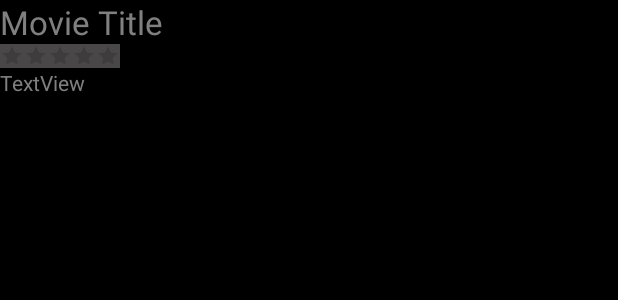
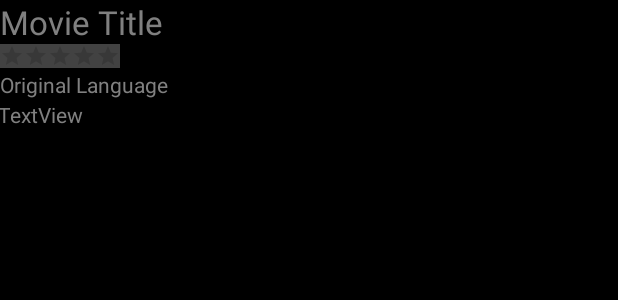
Before and after one commit to SasheO/FlixsterAndroidApp, an Android app: the layout activity_movie_details.xml on its own in the app's theme, with its tools: preview values and no code run, on a phone screen of 412 x 824 dp. Shown: the top 300 px of the screen. Run offline under Robolectric (Android 15) with nearby library versions, the phone set to English and light mode, and no system bars; Roboto replaces fonts that are not available here.

Commit message:
Hid API_key in secret.xml file

```diff
--- a/app/src/main/java/com/example/flixster/MainActivity.java
+++ b/app/src/main/java/com/example/flixster/MainActivity.java
@@ -22,7 +22,7 @@ import okhttp3.Headers;
 
 public class MainActivity extends AppCompatActivity {
 
-    public static final String NOW_PLAYING = "https://api.themoviedb.org/3/movie/now_playing?api_key=a07e22bc18f5cb106bfe4cc1f83ad8ed";
+    public static final String NOW_PLAYING = "https://api.themoviedb.org/3/movie/now_playing?api_key=";
     public static final String TAG = "MainActivity";
     List<Movie> movies;
 
@@ -44,7 +44,7 @@ public class MainActivity extends AppCompatActivity {
         rvMovies.setLayoutManager(new LinearLayoutManager(this ));
 
         AsyncHttpClient client = new AsyncHttpClient();
-        client.get(NOW_PLAYING, new JsonHttpResponseHandler() {
+        client.get(NOW_PLAYING + getString(R.string.API_KEY), new JsonHttpResponseHandler() {
             @Override
             public void onSuccess(int statusCode, Headers headers, JSON json) {
                  Log.d(TAG, "onSuccess");
--- a/app/src/main/java/com/example/flixster/MovieDetailsActivity.java
+++ b/app/src/main/java/com/example/flixster/MovieDetailsActivity.java
@@ -18,6 +18,7 @@ public class MovieDetailsActivity extends AppCompatActivity {
     TextView tvTitle;
     TextView tvOverview;
     RatingBar rbVoteAverage;
+    TextView tvOriginalLanguage;
 
     @Override
     protected void onCreate(Bundle savedInstanceState) {
@@ -31,6 +32,7 @@ public class MovieDetailsActivity extends AppCompatActivity {
         tvTitle = (TextView) findViewById(R.id.tvTitle);
         tvOverview = (TextView) findViewById(R.id.tvOverview);
         rbVoteAverage = (RatingBar) findViewById(R.id.rbVoteAverage);
+        tvOriginalLanguage = (TextView) findViewById(R.id.tvOriginalLanguage);
 
         // unwrap the parcel
         movie = (Movie) Parcels.unwrap(getIntent().getParcelableExtra(Movie.class.getSimpleName()));
@@ -39,6 +41,7 @@ public class MovieDetailsActivity extends AppCompatActivity {
         // set the title and overview
         tvTitle.setText(movie.getTitle());
         tvOverview.setText(movie.getOverview());
+        tvOriginalLanguage.setText(movie.getOriginalLanguage());
 
         // vote average is 0..10, convert to 0..5 by dividing by 2
         float voteAverage = movie.getVoteAverage().floatValue();
--- a/app/src/main/res/layout/activity_movie_details.xml
+++ b/app/src/main/res/layout/activity_movie_details.xml
@@ -30,6 +30,11 @@
         android:layout_alignParentLeft="true"
         android:layout_alignParentEnd="true"
         android:layout_alignParentRight="true"
+        android:layout_marginStart="-1dp"
+        android:layout_marginLeft="-1dp"
+        android:layout_marginTop="21dp"
+        android:layout_marginEnd="1dp"
+        android:layout_marginRight="1dp"
         android:text="TextView"
         android:textColor="#808080" />
 
@@ -41,7 +46,16 @@
         android:layout_below="@+id/tvTitle"
         android:layout_alignParentStart="true"
         android:layout_alignParentLeft="true"
-        android:background="#494747"
+        android:background="#424242"
         android:numStars="5"
         android:stepSize="0.5" />
+
+    <TextView
+        android:id="@+id/tvOriginalLanguage"
+        android:layout_width="match_parent"
+        android:layout_height="wrap_content"
+        android:layout_below="@+id/rbVoteAverage"
+        android:layout_marginTop="1dp"
+        android:textColor="#808080"
+        tools:text="Original Language" />
 </RelativeLayout>
```
Also changed, not shown: app/src/main/java/com/example/flixster/models/Movie.java (+4 -5 lines).
